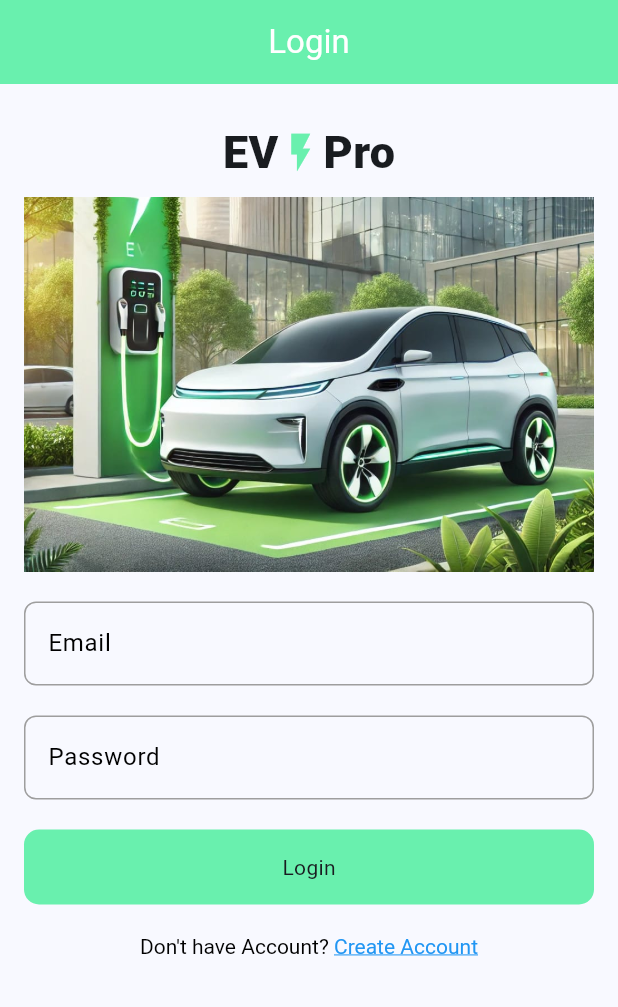
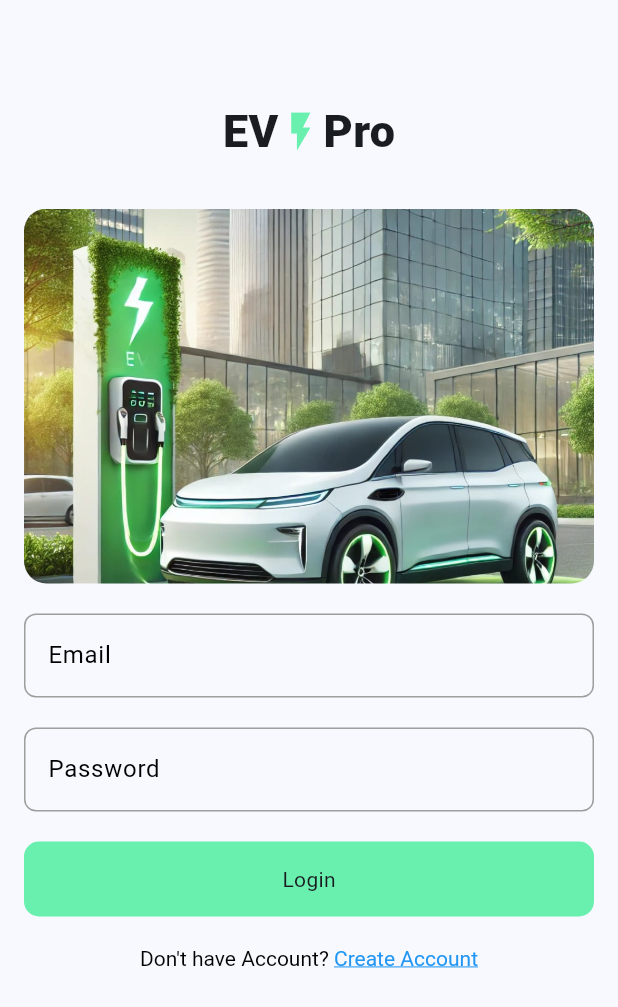
Before and after one commit to KishanBin/Evpro_frontend, a Flutter app: the screen it shows after launch, on a phone screen of 412 x 824 dp. Shown: the top 1007 px of the screen. Run offline on Flutter 3.47's test engine with Material 3 defaults, Android fonts, the phone set to English and light mode, and no system bars; our stand-ins replace flutter_map, icons_plus, image_picker, latlong2, location and 1 more; missing offline and left inert: dart:ffi, email_auth, flutter_map_marker_popup, razorpay_flutter.

Commit message:
booking history added with new login page

```diff
--- a/lib/Authentication/Login.dart
+++ b/lib/Authentication/Login.dart
@@ -24,15 +24,6 @@ class _LoginPageState extends State<LoginPage> {
   @override
   Widget build(BuildContext context) {
     return Scaffold(
-      appBar: AppBar(
-        centerTitle: true,
-        title: Text(
-          "Login",
-          style: TextStyle(color: Colors.white),
-        ),
-        backgroundColor: Colors.greenAccent,
-        automaticallyImplyLeading: false,
-      ),
       body: SingleChildScrollView(
         child: Padding(
           padding: const EdgeInsets.all(16.0),
@@ -41,7 +32,7 @@ class _LoginPageState extends State<LoginPage> {
             child: Column(
               children: <Widget>[
                 Padding(
-                  padding: const EdgeInsets.all(8.0),
+                  padding: const EdgeInsets.only(top: 50, bottom: 30),
                   child: Row(
                     mainAxisAlignment: MainAxisAlignment.center,
                     children: [
@@ -64,13 +55,16 @@ class _LoginPageState extends State<LoginPage> {
                   ),
                 ),
                 Container(
-                    height: 250,
-                    width: 380,
-                    child: Image(
-                      image: AssetImage('assets/images/login_temp.jpeg'),
-                      fit: BoxFit.fitWidth,
-                      alignment: Alignment.bottomCenter,
-                    )),
+                  height: 250,
+                  width: 380,
+                  child: ClipRRect(
+                    borderRadius: BorderRadius.circular(15),
+                    child: Image.asset(
+                      'assets/images/login_temp.jpeg',
+                      fit: BoxFit.cover,
+                    ),
+                  ),
+                ),
                 const SizedBox(
                   height: 20,
                 ),
@@ -157,8 +151,10 @@ class _LoginPageState extends State<LoginPage> {
                             );
                             ScaffoldMessenger.of(context)
                                 .showSnackBar(snackBar);
-                            Navigator.pushReplacement(context,
-                                MaterialPageRoute(builder: (_) => Dashboard()));
+                            Navigator.pushAndRemoveUntil(
+                                context,
+                                MaterialPageRoute(builder: (_) => Dashboard()),
+                                (route) => false);
                           } else {
                             final snackBar = SnackBar(
                               elevation: 100,
--- a/lib/main.dart
+++ b/lib/main.dart
@@ -1,5 +1,6 @@
 import 'dart:convert';
 import 'package:ev_pro/Authentication/Login.dart';
+import 'package:ev_pro/Authentication/register.dart';
 import 'package:ev_pro/api.dart';
 import 'package:ev_pro/home.dart';
 import 'package:flutter/material.dart';
@@ -57,12 +58,11 @@ class _MyAppState extends State<MyApp> {
         colorScheme: ColorScheme.fromSeed(seedColor: Colors.blue),
         useMaterial3: true,
       ),
-      home:
-          //  isLoggedIn == null
-          //     ? Center(child: CircularProgressIndicator())
-          //     : isLoggedIn!
-          //         ? Dashboard()
-          LoginPage(),
+      home: isLoggedIn == null
+          ? Center(child: CircularProgressIndicator())
+          : isLoggedIn!
+              ? Dashboard()
+              : LoginPage(),
     );
   }
 }
```
Also changed, not shown: lib/Authentication/register.dart (+135 -21 lines), lib/Screens/station_finder.dart (+51 -46 lines), 1 other file.
